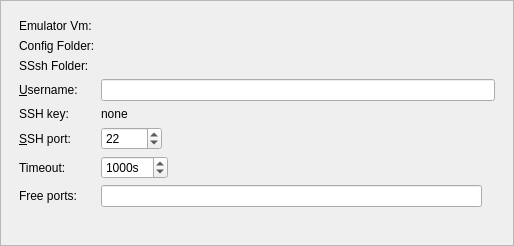
This is src/plugins/mer/meremulatordevicewidget.ui in sailfishos/sailfish-qtcreator as Qt 5 draws it before an edit. The edited form follows.
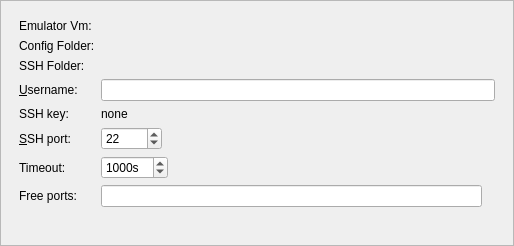
This is the edited form.

Commit message:
Jolla: Some UI polishing.
In Mer settings dialogs:
    - Fix typo.
    - Make label contents selectable, so users can easily copy-paste
things to the command line.

```diff
--- a/src/plugins/mer/meremulatordevicewidget.ui
+++ b/src/plugins/mer/meremulatordevicewidget.ui
@@ -26,9 +26,9 @@
       <property name="geometry">
        <rect>
         <x>0</x>
-        <y>0</y>
-        <width>508</width>
-        <height>240</height>
+        <y>-34</y>
+        <width>491</width>
+        <height>276</height>
        </rect>
       </property>
       <layout class="QGridLayout" name="gridLayout_2">
@@ -69,7 +69,7 @@
           <item row="6" column="0">
            <widget class="QLabel" name="sshFolderLabel">
             <property name="text">
-             <string>SSsh Folder:</string>
+             <string>SSH Folder:</string>
             </property>
            </widget>
           </item>
```
Left out of the diff: 29 changed lines with no effect on the pictures. The commit also changes 1 other file.
